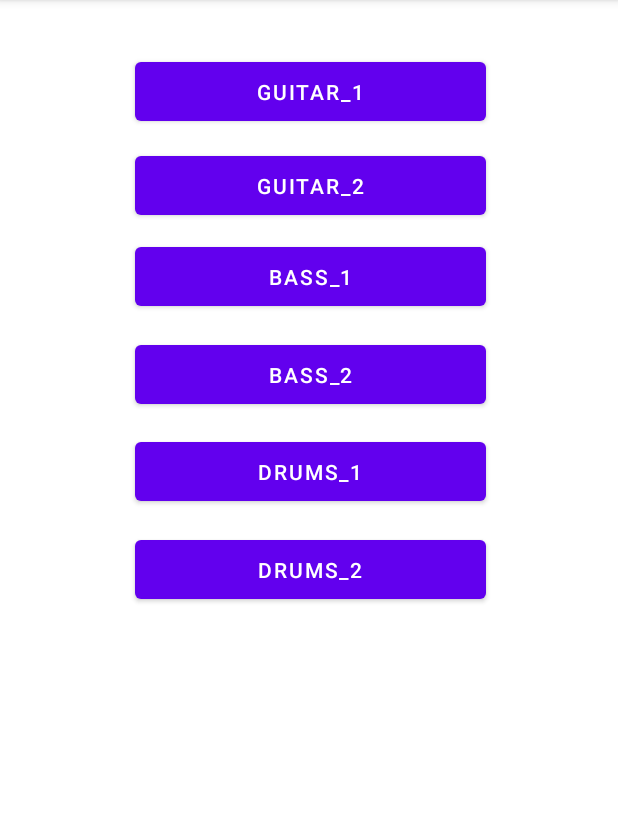
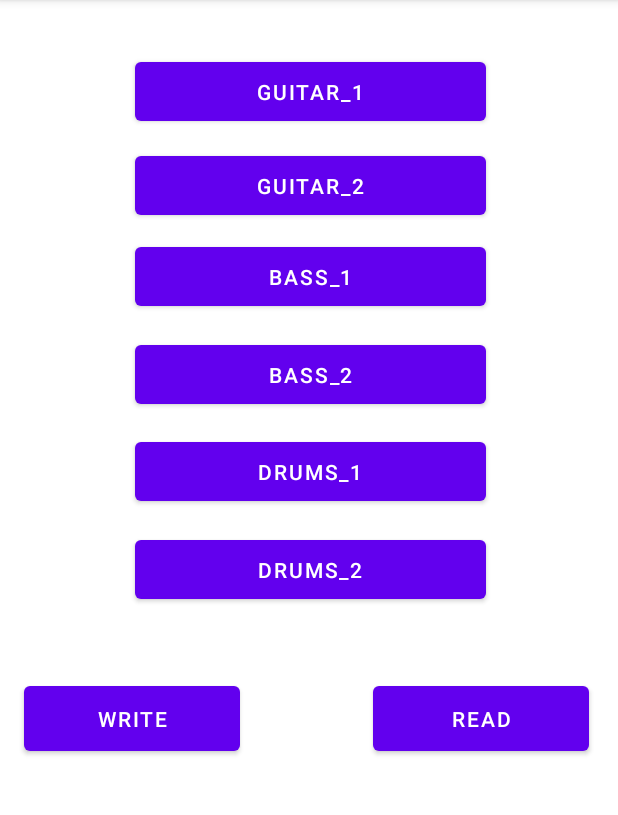
Before and after one commit to Laudi721/Melodies, an Android app: the screen it shows after launch (MainActivity), on a phone screen of 412 x 824 dp, the part 84-899 px from its top. Run offline under Robolectric (Android 15) with nearby library versions, the phone set to English and light mode, and no system bars.

Commit message:
dodawa opcja zapisu i odczytu sekwencji

```diff
--- a/app/src/main/res/layout/activity_main.xml
+++ b/app/src/main/res/layout/activity_main.xml
@@ -78,4 +78,26 @@
         app:layout_constraintEnd_toEndOf="parent"
         app:layout_constraintTop_toBottomOf="@+id/button3" />
 
+    <Button
+        android:id="@+id/button"
+        android:layout_width="144dp"
+        android:layout_height="55dp"
+        android:layout_marginStart="16dp"
+        android:layout_marginTop="46dp"
+        android:onClick="Write"
+        android:text="Write"
+        app:layout_constraintStart_toStartOf="parent"
+        app:layout_constraintTop_toBottomOf="@+id/button6" />
+
+    <Button
+        android:id="@+id/button8"
+        android:layout_width="144dp"
+        android:layout_height="55dp"
+        android:layout_marginTop="46dp"
+        android:layout_marginEnd="19dp"
+        android:onClick="Read"
+        android:text="READ"
+        app:layout_constraintEnd_toEndOf="parent"
+        app:layout_constraintTop_toBottomOf="@+id/button6" />
+
 </androidx.constraintlayout.widget.ConstraintLayout>
```
Also changed, not shown: app/src/main/java/com/example/melodies/MainActivity.java (+49 -0 lines).
